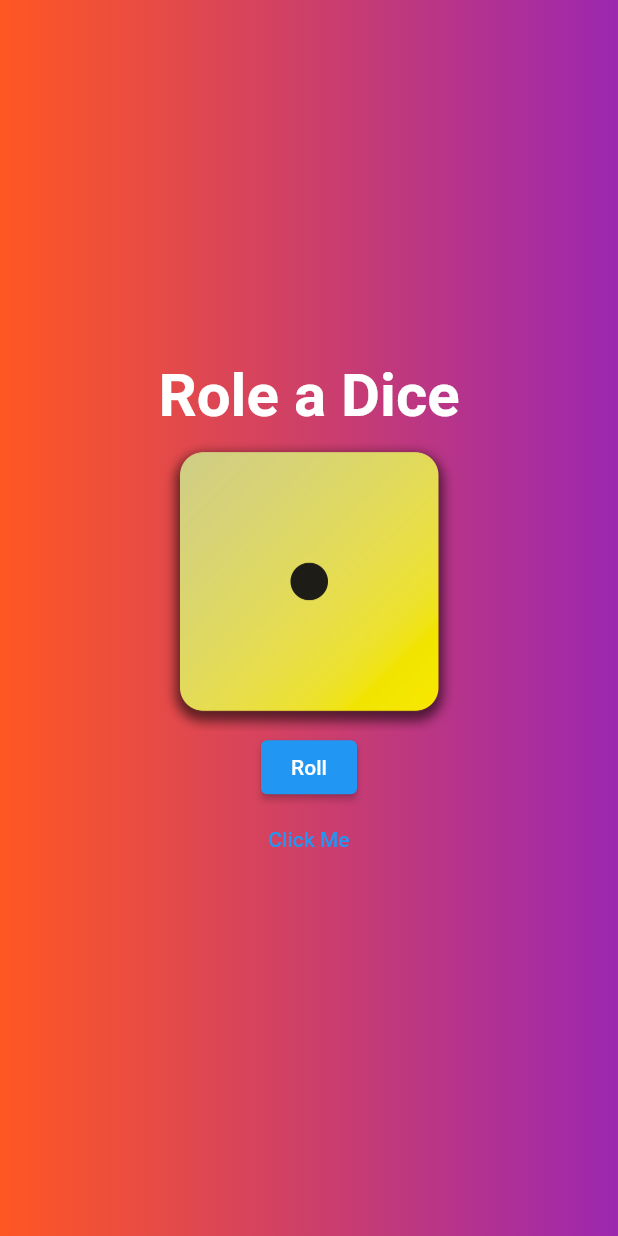
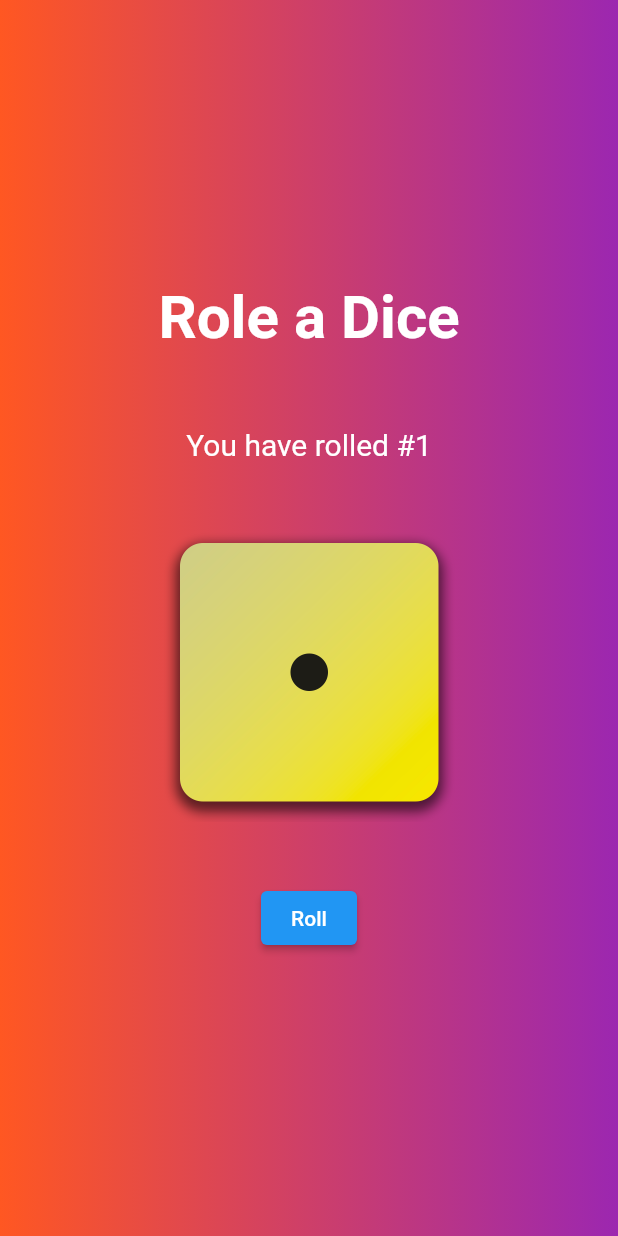
Before and after one commit to gayashan4lk/my_first_flutter_app, a Flutter app: the screen it shows after launch, on a phone screen of 412 x 824 dp. Run offline on Flutter 3.47's test engine with Material 2 defaults, Android fonts, the phone set to English and light mode, and no system bars.

Commit message:
roll the dice

```diff
--- a/lib/app_container.dart
+++ b/lib/app_container.dart
@@ -1,5 +1,6 @@
 import 'package:flutter/material.dart';
 import 'package:my_first_flutter_app/dice_roller.dart';
+import 'package:my_first_flutter_app/styled_text.dart';
 
 class AppContainer extends StatelessWidget {
   const AppContainer({super.key, this.gradientColors = const [Colors.lightBlue, Colors.deepPurple]});
@@ -19,7 +20,14 @@ class AppContainer extends StatelessWidget {
         ),
       ),
       child: const Center(
-        child: DiceRoller(),
+        child: Column(
+          mainAxisAlignment: MainAxisAlignment.center,
+          mainAxisSize: MainAxisSize.min,
+          children: [
+            StyledText('Role a Dice'),
+            DiceRoller(),
+          ],
+        ),
       ),
     );
   }
--- a/lib/dice_roller.dart
+++ b/lib/dice_roller.dart
@@ -1,7 +1,5 @@
 import 'package:flutter/material.dart';
 import 'dart:math';
-
-import 'package:my_first_flutter_app/styled_text.dart';
 
 class DiceRoller extends StatefulWidget {
   const DiceRoller({super.key});
@@ -25,17 +23,22 @@ class _DiceRollerState extends State<DiceRoller> {
   @override
   Widget build(BuildContext context) {
     return Column(
-      mainAxisAlignment: MainAxisAlignment.center,
-      mainAxisSize: MainAxisSize.min,
       children: [
-        const StyledText('Role a Dice'),
-        Image.asset('assets/images/dice-$diceFace.png', width: 200),
+        const SizedBox(height: 50),
+        Text(
+          "You have rolled #$diceFace",
+          style: const TextStyle(
+            fontSize: 20,
+            color: Colors.white,
+          ),
+        ),
+        const SizedBox(height: 30),
+        SizedBox(
+          height: 220,
+          child: Image.asset('assets/images/dice-$diceFace.png', width: 200),
+        ),
+        const SizedBox(height: 30),
         ElevatedButton(onPressed: handleOnPress, child: const Text("Roll")),
-        TextButton(
-            onPressed: () {
-              print("Button Clicked");
-            },
-            child: const Text("Click Me"))
       ],
     );
   }
```
